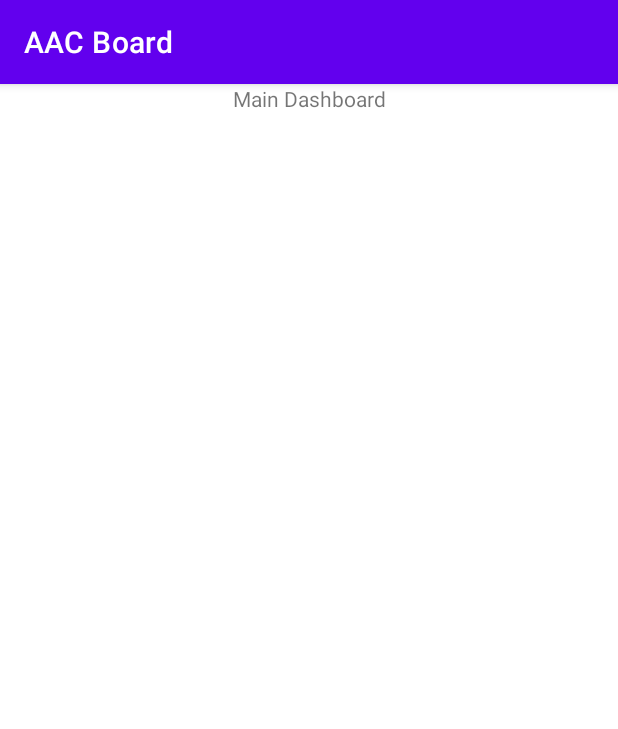
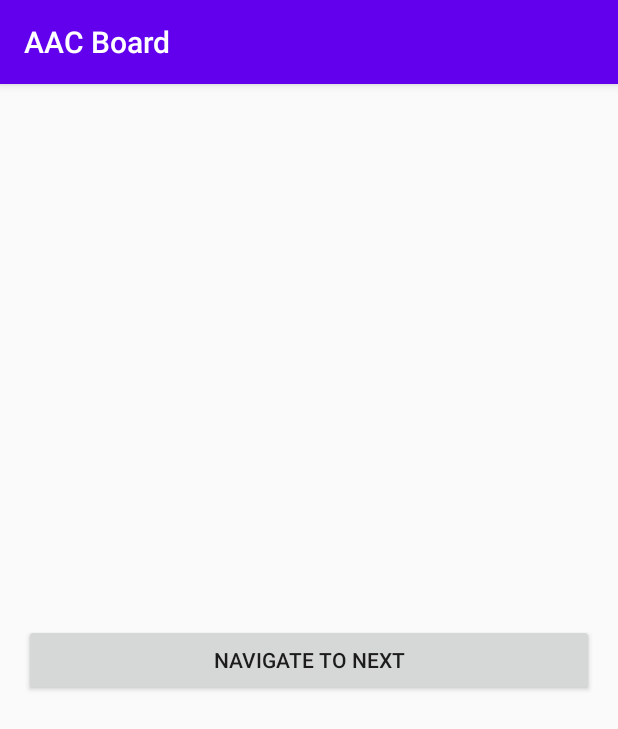
Before and after one commit to fesave/AAC-Board, an Android app: the screen it shows after launch (MainNavHostActivity), on a phone screen of 412 x 824 dp. Shown: the top 729 px of the screen. Run offline under Robolectric (Android 15) with nearby library versions, the phone set to English and light mode, and no system bars; our stand-ins replace navigation-ui.

Commit message:
Configure Toolbar

```diff
--- a/app/build.gradle
+++ b/app/build.gradle
@@ -34,7 +34,7 @@ android {
         jvmTarget = '1.8'
     }
     buildFeatures {
-        viewBinding true
+        viewBinding = true
     }
 }
 
--- a/app/src/main/java/com/architectcoders/aacboard/ui/MainNavHostActivity.kt
+++ b/app/src/main/java/com/architectcoders/aacboard/ui/MainNavHostActivity.kt
@@ -2,11 +2,31 @@ package com.architectcoders.aacboard.ui
 
 import android.os.Bundle
 import androidx.appcompat.app.AppCompatActivity
+import androidx.navigation.fragment.NavHostFragment
+import androidx.navigation.ui.AppBarConfiguration
+import androidx.navigation.ui.setupWithNavController
 import com.architectcoders.aacboard.R
+import com.architectcoders.aacboard.databinding.ActivityMainNavHostBinding
 
 class MainNavHostActivity : AppCompatActivity() {
+
+    private val binding by lazy {
+        ActivityMainNavHostBinding.inflate(layoutInflater)
+    }
+
     override fun onCreate(savedInstanceState: Bundle?) {
         super.onCreate(savedInstanceState)
-        setContentView(R.layout.activity_main_nav_host)
+        setContentView(binding.root)
+        initView()
+    }
+
+    private fun initView() {
+        setSupportActionBar(binding.toolbar)
+        val navController = (
+            supportFragmentManager.findFragmentById(R.id.nav_host_fragment)
+                as NavHostFragment
+            ).navController
+        val config = AppBarConfiguration(navController.graph)
+        binding.toolbar.setupWithNavController(navController, config)
     }
 }
--- a/app/src/main/java/com/architectcoders/aacboard/ui/mainDashboard/MainDashboardFragment.kt
+++ b/app/src/main/java/com/architectcoders/aacboard/ui/mainDashboard/MainDashboardFragment.kt
@@ -1,6 +1,33 @@
 package com.architectcoders.aacboard.ui.mainDashboard
 
+import android.os.Bundle
+import android.view.LayoutInflater
+import android.view.View
+import android.view.ViewGroup
 import androidx.fragment.app.Fragment
+import androidx.navigation.fragment.NavHostFragment
 import com.architectcoders.aacboard.R
+import com.architectcoders.aacboard.databinding.FragmentMainDashboardBinding
 
-class MainDashboardFragment : Fragment(R.layout.fragment_main_dashboard)
+class MainDashboardFragment : Fragment() {
+
+    private var _binding: FragmentMainDashboardBinding? = null
+    private val binding get() = _binding!!
+
+    override fun onCreateView(
+        inflater: LayoutInflater,
+        container: ViewGroup?,
+        savedInstanceState: Bundle?,
+    ): View {
+        _binding = FragmentMainDashboardBinding.inflate(inflater, container, false)
+        initView()
+        return binding.root
+    }
+
+    private fun initView() {
+        binding.navigateButton.setOnClickListener {
+            NavHostFragment.findNavController(this)
+                .navigate(R.id.action_mainDashboard_to_listDashboards)
+        }
+    }
+}
--- /dev/null
+++ b/app/src/main/res/anim/from_left.xml
@@ -0,0 +1,8 @@
+<?xml version="1.0" encoding="utf-8"?>
+<set xmlns:android="http://schemas.android.com/apk/res/android"
+    android:shareInterpolator="false">
+    <translate
+        android:duration="300"
+        android:fromXDelta="-100%"
+        android:toXDelta="0%" />
+</set>
--- /dev/null
+++ b/app/src/main/res/anim/from_right.xml
@@ -0,0 +1,8 @@
+<?xml version="1.0" encoding="utf-8"?>
+<set xmlns:android="http://schemas.android.com/apk/res/android"
+    android:shareInterpolator="false">
+    <translate
+        android:duration="300"
+        android:fromXDelta="100%"
+        android:toXDelta="0%" />
+</set>
--- /dev/null
+++ b/app/src/main/res/anim/to_left.xml
@@ -0,0 +1,8 @@
+<?xml version="1.0" encoding="utf-8"?>
+<set xmlns:android="http://schemas.android.com/apk/res/android"
+    android:shareInterpolator="false">
+    <translate
+        android:duration="300"
+        android:fromXDelta="0%"
+        android:toXDelta="-100%" />
+</set>
--- /dev/null
+++ b/app/src/main/res/anim/to_right.xml
@@ -0,0 +1,8 @@
+<?xml version="1.0" encoding="utf-8"?>
+<set xmlns:android="http://schemas.android.com/apk/res/android"
+    android:shareInterpolator="false">
+    <translate
+        android:duration="300"
+        android:fromXDelta="0%"
+        android:toXDelta="100%" />
+</set>
--- a/app/src/main/res/layout/activity_main_nav_host.xml
+++ b/app/src/main/res/layout/activity_main_nav_host.xml
@@ -1,9 +1,32 @@
 <?xml version="1.0" encoding="utf-8"?>
-<androidx.fragment.app.FragmentContainerView xmlns:android="http://schemas.android.com/apk/res/android"
+
+<androidx.constraintlayout.widget.ConstraintLayout xmlns:android="http://schemas.android.com/apk/res/android"
     xmlns:app="http://schemas.android.com/apk/res-auto"
-    android:id="@+id/nav_host_fragment"
-    android:name="androidx.navigation.fragment.NavHostFragment"
     android:layout_width="match_parent"
-    android:layout_height="match_parent"
-    app:defaultNavHost="true"
-    app:navGraph="@navigation/nav_graph" />
+    android:layout_height="match_parent">
+
+    <com.google.android.material.appbar.MaterialToolbar
+        android:id="@+id/toolbar"
+        android:layout_width="0dp"
+        android:layout_height="wrap_content"
+        android:minHeight="?attr/actionBarSize"
+        android:background="?attr/colorPrimary"
+        android:elevation="4dp"
+        app:layout_constraintEnd_toEndOf="parent"
+        app:layout_constraintStart_toStartOf="parent"
+        app:layout_constraintTop_toTopOf="parent"
+        app:layout_constraintBottom_toTopOf="@id/nav_host_fragment"/>
+
+    <androidx.fragment.app.FragmentContainerView
+        android:id="@+id/nav_host_fragment"
+        android:name="androidx.navigation.fragment.NavHostFragment"
+        android:layout_width="0dp"
+        android:layout_height="0dp"
+        app:defaultNavHost="true"
+        app:layout_constraintBottom_toBottomOf="parent"
+        app:layout_constraintEnd_toEndOf="parent"
+        app:layout_constraintStart_toStartOf="parent"
+        app:layout_constraintTop_toBottomOf="@id/toolbar"
+        app:navGraph="@navigation/nav_graph" />
+
+</androidx.constraintlayout.widget.ConstraintLayout>
--- a/app/src/main/res/layout/fragment_main_dashboard.xml
+++ b/app/src/main/res/layout/fragment_main_dashboard.xml
@@ -1,15 +1,21 @@
 <?xml version="1.0" encoding="utf-8"?>
-<androidx.coordinatorlayout.widget.CoordinatorLayout xmlns:android="http://schemas.android.com/apk/res/android"
+<androidx.constraintlayout.widget.ConstraintLayout xmlns:android="http://schemas.android.com/apk/res/android"
     xmlns:tools="http://schemas.android.com/tools"
     android:layout_width="match_parent"
     android:layout_height="match_parent"
+    xmlns:app="http://schemas.android.com/apk/res-auto"
     android:fitsSystemWindows="true"
     tools:context=".ui.mainDashboard.MainDashboardFragment">
 
-    <TextView
-        android:layout_width="match_parent"
-        android:layout_height="match_parent"
-        android:text="@string/main_dashboard"
-        android:textAlignment="center" />
+    <Button
+        android:id="@+id/navigate_button"
+        android:layout_width="0dp"
+        android:layout_height="wrap_content"
+        android:layout_marginHorizontal="16dp"
+        android:text="NAVIGATE TO NEXT"
+        app:layout_constraintBottom_toBottomOf="parent"
+        app:layout_constraintEnd_toEndOf="parent"
+        app:layout_constraintStart_toStartOf="parent"
+        app:layout_constraintTop_toTopOf="parent" />
 
-</androidx.coordinatorlayout.widget.CoordinatorLayout>
+</androidx.constraintlayout.widget.ConstraintLayout>
--- a/app/src/main/res/navigation/nav_graph.xml
+++ b/app/src/main/res/navigation/nav_graph.xml
@@ -1,55 +1,86 @@
 <?xml version="1.0" encoding="utf-8"?>
 <navigation xmlns:android="http://schemas.android.com/apk/res/android"
     xmlns:app="http://schemas.android.com/apk/res-auto"
+    xmlns:tools="http://schemas.android.com/tools"
     android:id="@+id/nav_graph"
     app:startDestination="@id/main_dashboard_dest">
 
     <fragment
         android:id="@+id/main_dashboard_dest"
         android:name="com.architectcoders.aacboard.ui.mainDashboard.MainDashboardFragment"
-        android:label="MainDashboardFragment" >
+        android:label="MainDashboardFragment"
+        tools:layout="@layout/fragment_main_dashboard">
         <action
             android:id="@+id/action_mainDashboard_to_listDashboards"
-            app:destination="@id/list_dashboards_dest" />
+            app:destination="@id/list_dashboards_dest"
+            app:enterAnim="@anim/from_right"
+            app:exitAnim="@anim/to_left"
+            app:popEnterAnim="@anim/from_left"
+            app:popExitAnim="@anim/to_right" />
     </fragment>
     <fragment
         android:id="@+id/list_dashboards_dest"
         android:name="com.architectcoders.aacboard.ui.listDashboards.ListDashboardsFragment"
-        android:label="ListDashboardsFragment" >
+        android:label="ListDashboardsFragment"
+        tools:layout="@layout/fragment_list_dashboards">
         <action
             android:id="@+id/action_listDashboards_to_newDashboard"
-            app:destination="@id/new_dashboard_dest" />
+            app:destination="@id/new_dashboard_dest"
+            app:enterAnim="@anim/from_right"
+            app:exitAnim="@anim/to_left"
+            app:popEnterAnim="@anim/from_left"
+            app:popExitAnim="@anim/to_right" />
         <action
             android:id="@+id/action_listDashboards_to_editDashboard"
             app:destination="@id/edit_dashboard_dest"
+            app:enterAnim="@anim/from_right"
+            app:exitAnim="@anim/to_left"
+            app:popEnterAnim="@anim/from_left"
+            app:popExitAnim="@anim/to_right"
             app:popUpTo="@id/list_dashboards_dest" />
     </fragment>
     <fragment
         android:id="@+id/new_dashboard_dest"
         android:name="com.architectcoders.aacboard.ui.newDashboard.NewDashboardFragment"
-        android:label="NewDashboardFragment" >
+        android:label="NewDashboardFragment"
+        tools:layout="@layout/fragment_new_dashboard">
         <action
             android:id="@+id/action_newDashboard_to_editDashboard"
-            app:destination="@id/edit_dashboard_dest" />
+            app:destination="@id/edit_dashboard_dest"
+            app:enterAnim="@anim/from_right"
+            app:exitAnim="@anim/to_left"
+            app:popEnterAnim="@anim/from_left"
+            app:popExitAnim="@anim/to_right" />
     </fragment>
     <fragment
         android:id="@+id/edit_dashboard_dest"
         android:name="com.architectcoders.aacboard.ui.editDashboard.EditDashboardFragment"
-        android:label="EditDashboardFragment" >
+        android:label="EditDashboardFragment"
+        tools:layout="@layout/fragment_edit_dashboard">
         <action
             android:id="@+id/action_editDashboard_to_editBoardCell"
-            app:destination="@id/edit_board_cell_dest" />
+            app:destination="@id/edit_board_cell_dest"
+            app:enterAnim="@anim/from_right"
+            app:exitAnim="@anim/to_left"
+            app:popEnterAnim="@anim/from_left"
+            app:popExitAnim="@anim/to_right" />
     </fragment>
     <fragment
         android:id="@+id/edit_board_cell_dest"
         android:name="com.architectcoders.aacboard.ui.editBoardCell.EditBoardCellFragment"
-        android:label="EditBoardCellFragment" >
+        android:label="EditBoardCellFragment"
+        tools:layout="@layout/fragment_edit_board_cell">
         <action
             android:id="@+id/action_editBoardCell_to_newPictogram"
-            app:destination="@id/new_pictogram_dest" />
+            app:destination="@id/new_pictogram_dest"
+            app:enterAnim="@anim/from_right"
+            app:exitAnim="@anim/to_left"
+            app:popEnterAnim="@anim/from_left"
+            app:popExitAnim="@anim/to_right" />
     </fragment>
     <fragment
         android:id="@+id/new_pictogram_dest"
         android:name="com.architectcoders.aacboard.ui.newPictogram.NewPictogramFragment"
-        android:label="NewPictogramFragment" />
+        android:label="NewPictogramFragment"
+        tools:layout="@layout/fragment_new_pictogram" />
 </navigation>
--- a/app/src/main/res/values/themes.xml
+++ b/app/src/main/res/values/themes.xml
@@ -1,6 +1,6 @@
-<resources xmlns:tools="http://schemas.android.com/tools">
+<resources>
     <!-- Base application theme. -->
-    <style name="Theme.AACBoard" parent="Theme.MaterialComponents.DayNight.DarkActionBar">
+    <style name="Theme.AACBoard" parent="Theme.AppCompat.Light.NoActionBar">
         <!-- Primary brand color. -->
         <item name="colorPrimary">@color/purple_500</item>
         <item name="colorPrimaryVariant">@color/purple_700</item>
@@ -9,8 +9,12 @@
         <item name="colorSecondary">@color/teal_200</item>
         <item name="colorSecondaryVariant">@color/teal_700</item>
         <item name="colorOnSecondary">@color/black</item>
+        <item name="android:fitsSystemWindows">true</item>
 
         <!-- Customize your theme here. -->
+        <item name="android:statusBarColor">@color/purple_700</item>
+        <item name="titleTextColor">@color/white</item>
+        <item name="colorControlNormal">@color/white</item>
     </style>
 
 </resources>
```
Also changed, not shown: app/src/main/java/com/architectcoders/aacboard/ui/editPictogram/EditPictogram.kt (+4 -3 lines).
